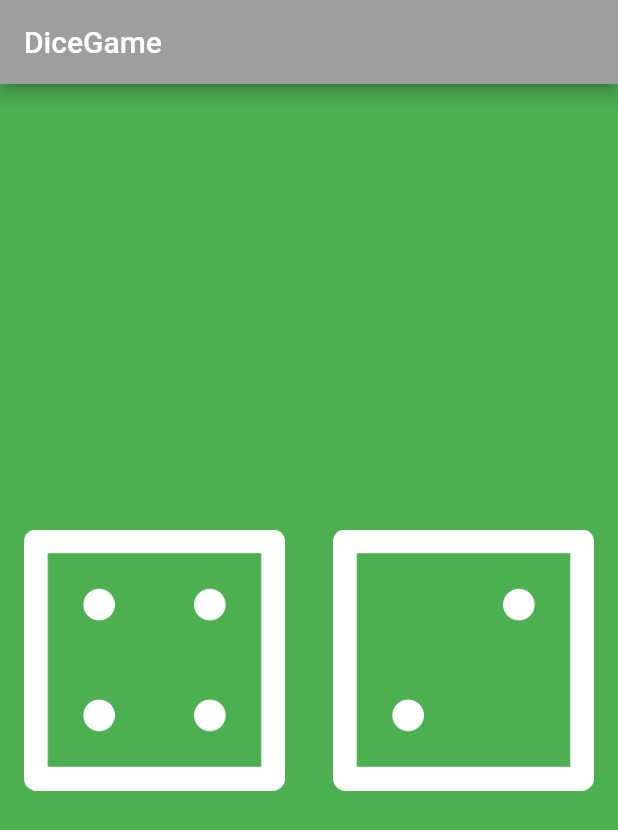
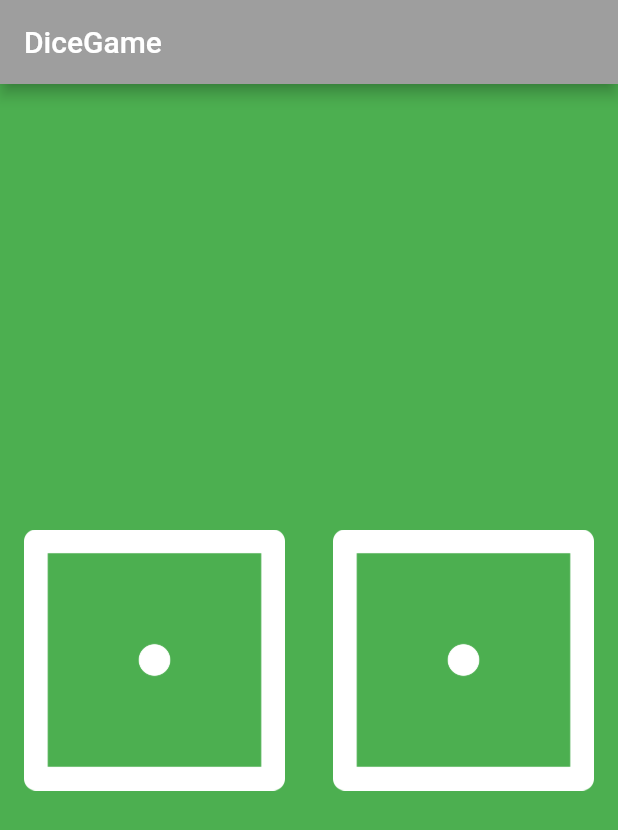
Before and after one commit to Fahim004/sessional-02, a Flutter app: the screen it shows after launch, on a phone screen of 412 x 824 dp. Shown: the top 830 px of the screen. Run offline on Flutter 3.47's test engine with Material 2 defaults, Android fonts, the phone set to English and light mode, and no system bars.

```diff
--- a/lib/main.dart
+++ b/lib/main.dart
@@ -1,3 +1,4 @@
+import 'dart:math';
 import 'package:flutter/material.dart';
 
 void main() {
@@ -16,11 +17,19 @@ void main() {
   );
 }
 
-class dicegame extends StatelessWidget {
+class dicegame extends StatefulWidget {
+  @override
+  _dicegameState createState() => _dicegameState();
+}
+
+class _dicegameState extends State<dicegame> {
+
+  int left_images=1;
+  int right_images=1;
   @override
   Widget build(BuildContext context) {
 
-    var images=4;
+
 
     return Center(
       child: Row(
@@ -28,19 +37,26 @@ class dicegame extends StatelessWidget {
           Expanded(
             child: FlatButton(
               onPressed: (){
-                print('Muhammad Fahim');
+                setState(() {
+                  left_images= Random().nextInt(5)+1;
+                });
+
+                print('Value $left_images');
               },
-              child: Image.asset("images/dice$images.png"),
+              child: Image.asset("images/dice$left_images.png"),
             ),
           ),
 
           Expanded(
             child: FlatButton(
               onPressed: (){
+                setState(() {
+                  left_images= Random().nextInt(5)+1;
+                });
                 print('SP17-BCS-037');
               },
               child: Image.asset(
-                  "images/dice2.png"),
+                  "images/dice$right_images.png"),
             ),
           ),
         ],
```
